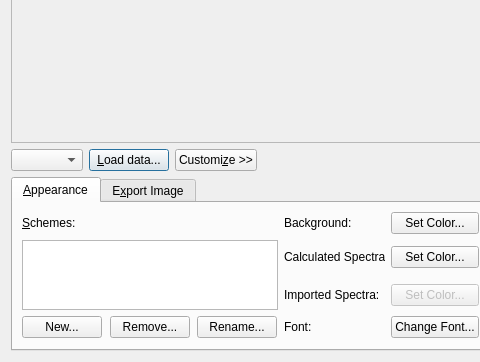
cryos/avogadro, file libavogadro/src/extensions/spectradialog.ui: the form before one commit; both pictures show x 0 to 480 and y 118 to 480 of the 896 by 480 pixel window.
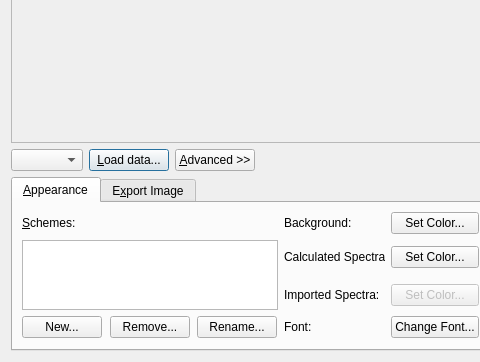
The form after the commit. Custom widgets are drawn as their Qt base class.

Commit message: Customize -> Advanced

```diff
--- a/libavogadro/src/extensions/spectradialog.ui
+++ b/libavogadro/src/extensions/spectradialog.ui
@@ -84,7 +84,7 @@
       </sizepolicy>
      </property>
      <property name="text">
-      <string>Customi&amp;ze &gt;&gt;</string>
+      <string>&amp;Advanced &gt;&gt;</string>
      </property>
     </widget>
    </item>
```
Left out of the diff: 9 changed lines with no effect on the pictures.
